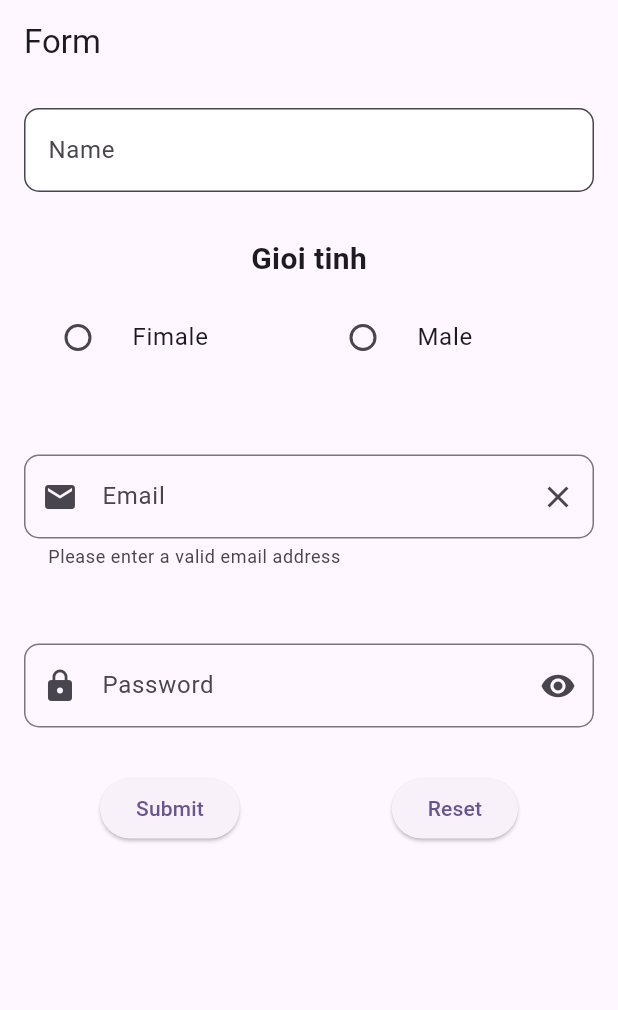
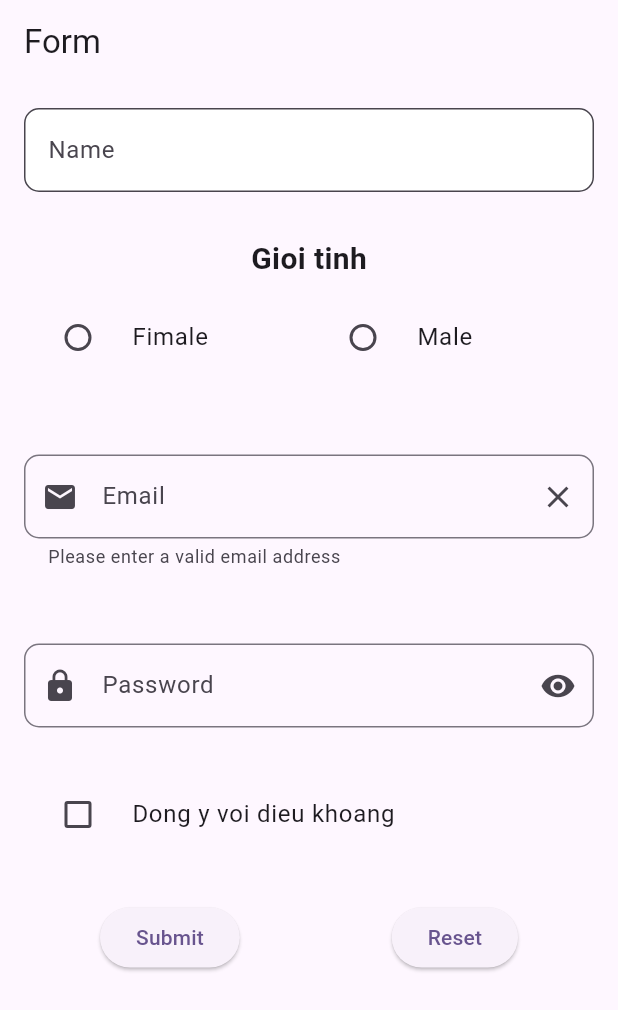
Before and after one commit to LucHo251025/Fullter-Learn, a Flutter app: the screen it shows after launch, on a phone screen of 412 x 824 dp. Shown: the top 1010 px of the screen. Run offline on Flutter 3.47's test engine with Material 3 defaults, Android fonts, the phone set to English and light mode, and no system bars.

Commit message:
finish form checkbox

```diff
--- a/lib/learn/day5/FormCheckBox.dart
+++ b/lib/learn/day5/FormCheckBox.dart
@@ -13,6 +13,7 @@ class _FormCheckBoxState extends State<FormCheckBox> {
   final _passwordController = TextEditingController();
   bool _obscurePassword = true;
   String? _name;
+  bool _isAgreed = false;
 
   @override
   Widget build(BuildContext context) {
@@ -169,6 +170,17 @@ class _FormCheckBoxState extends State<FormCheckBox> {
                 SizedBox(
                   height: 30,
                 ),
+                CheckboxListTile(title: Text("Dong y voi dieu khoang"),value:  _isAgreed, onChanged: (value){
+                  setState(() {
+                    _isAgreed = value!;
+                    print("Dong y: $_isAgreed");
+                  });
+                },
+                  controlAffinity: ListTileControlAffinity.leading,
+                ),
+                SizedBox(
+                  height: 30,
+                ),
                 Row(
                   mainAxisAlignment: MainAxisAlignment.spaceAround,
                   children: [
```
